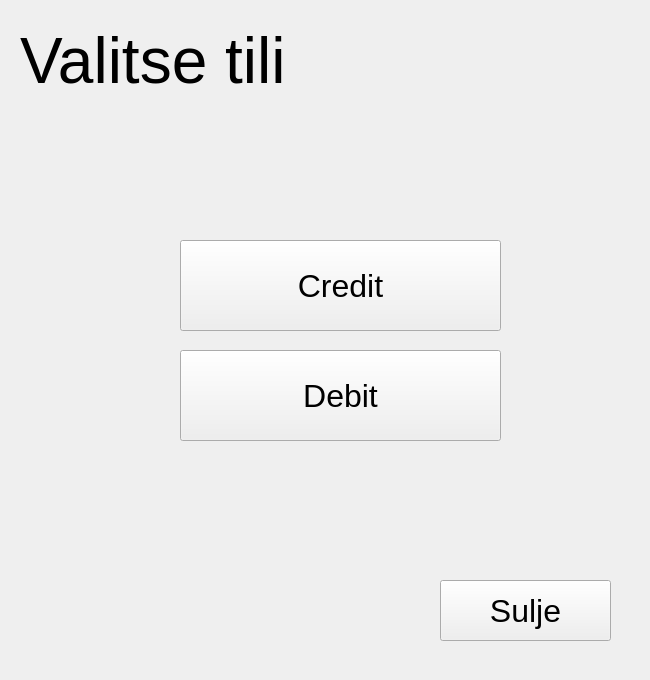
First picture: the form in bankko/ATMLogin/acctype.ui, repository tvt20kmo-ohjelmistokehitysprojekti/Group9, before the edit.
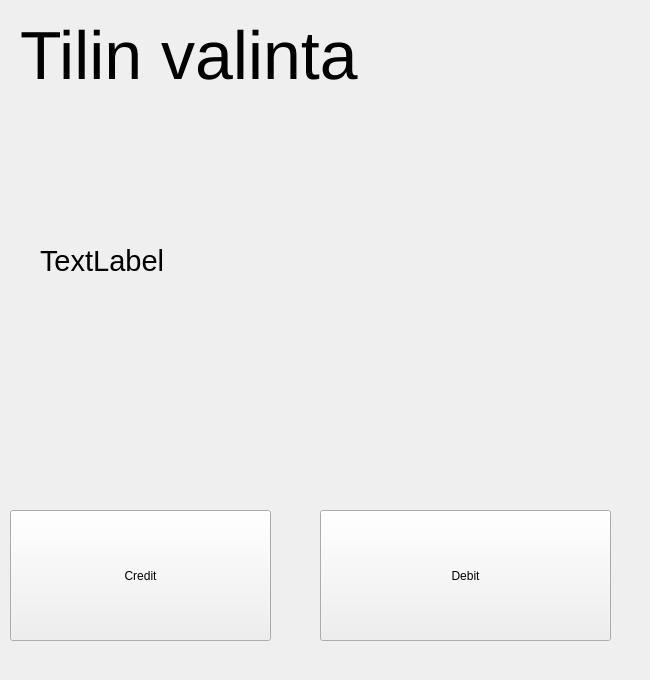
Second picture: the form after the edit.

```diff
--- a/bankko/ATMLogin/acctype.ui
+++ b/bankko/ATMLogin/acctype.ui
@@ -13,110 +13,66 @@
   <property name="windowTitle">
    <string>Form</string>
   </property>
-  <widget class="QPushButton" name="btnCredit">
-   <property name="geometry">
-    <rect>
-     <x>180</x>
-     <y>240</y>
-     <width>321</width>
-     <height>91</height>
-    </rect>
-   </property>
-   <property name="font">
-    <font>
-     <pointsize>24</pointsize>
-    </font>
-   </property>
-   <property name="text">
-    <string>Credit</string>
-   </property>
-  </widget>
-  <widget class="QPushButton" name="btnDebit">
-   <property name="geometry">
-    <rect>
-     <x>180</x>
-     <y>350</y>
-     <width>321</width>
-     <height>91</height>
-    </rect>
-   </property>
-   <property name="font">
-    <font>
-     <pointsize>24</pointsize>
-    </font>
-   </property>
-   <property name="text">
-    <string>Debit</string>
-   </property>
-  </widget>
   <widget class="QLabel" name="label">
    <property name="geometry">
     <rect>
      <x>20</x>
      <y>10</y>
-     <width>611</width>
-     <height>101</height>
+     <width>601</width>
+     <height>91</height>
     </rect>
    </property>
    <property name="font">
     <font>
-     <pointsize>48</pointsize>
+     <pointsize>51</pointsize>
     </font>
    </property>
    <property name="text">
-    <string>Valitse tili</string>
-   </property>
-  </widget>
-  <widget class="QLabel" name="labelPIN">
-   <property name="geometry">
-    <rect>
-     <x>30</x>
-     <y>240</y>
-     <width>151</width>
-     <height>51</height>
-    </rect>
-   </property>
-   <property name="text">
-    <string/>
+    <string>Tilin valinta</string>
    </property>
   </widget>
   <widget class="QLabel" name="labelError">
    <property name="geometry">
     <rect>
-     <x>0</x>
-     <y>280</y>
-     <width>651</width>
-     <height>91</height>
+     <x>40</x>
+     <y>210</y>
+     <width>591</width>
+     <height>101</height>
     </rect>
    </property>
    <property name="font">
     <font>
-     <pointsize>31</pointsize>
+     <pointsize>22</pointsize>
     </font>
    </property>
    <property name="text">
-    <string/>
+    <string>TextLabel</string>
    </property>
-   <property name="alignment">
-    <set>Qt::AlignCenter</set>
-   </property>
   </widget>
-  <widget class="QPushButton" name="btnSuljeAcctype">
+  <widget class="QPushButton" name="btnCredit">
    <property name="geometry">
     <rect>
-     <x>440</x>
-     <y>580</y>
-     <width>171</width>
-     <height>61</height>
+     <x>10</x>
+     <y>510</y>
+     <width>261</width>
+     <height>131</height>
     </rect>
    </property>
-   <property name="font">
-    <font>
-     <pointsize>24</pointsize>
-    </font>
+   <property name="text">
+    <string>Credit</string>
    </property>
+  </widget>
+  <widget class="QPushButton" name="btnDebit">
+   <property name="geometry">
+    <rect>
+     <x>320</x>
+     <y>510</y>
+     <width>291</width>
+     <height>131</height>
+    </rect>
+   </property>
    <property name="text">
-    <string>Sulje</string>
+    <string>Debit</string>
    </property>
   </widget>
  </widget>
```
Left out of the diff: 4 changed lines with no effect on the pictures.
